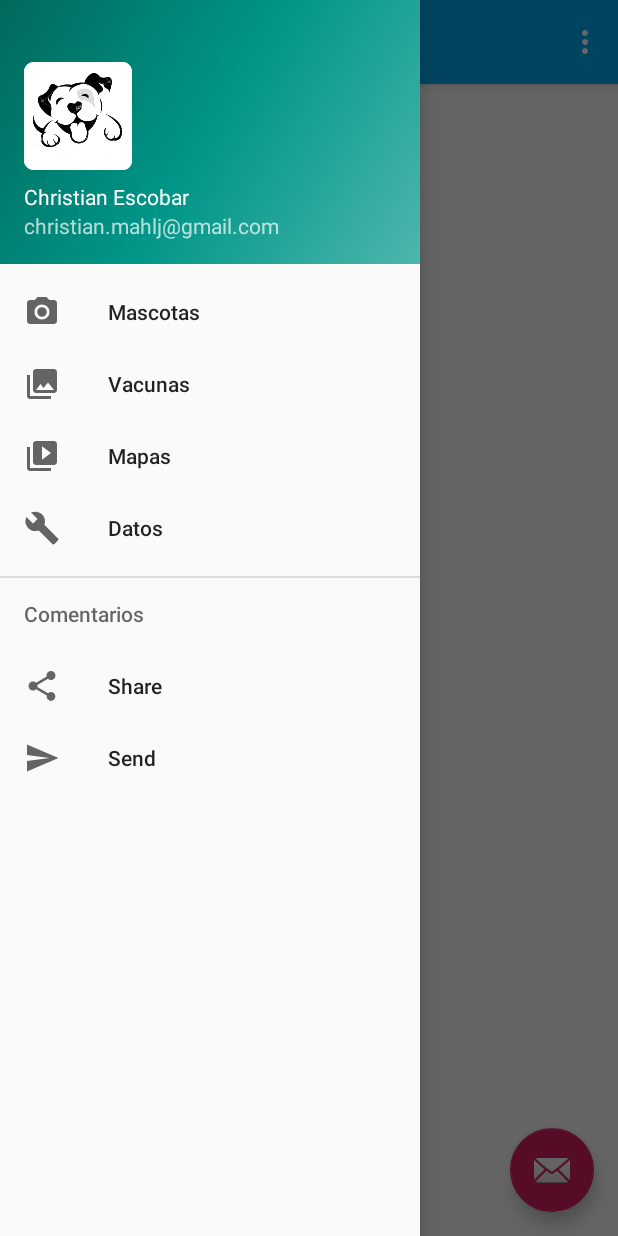
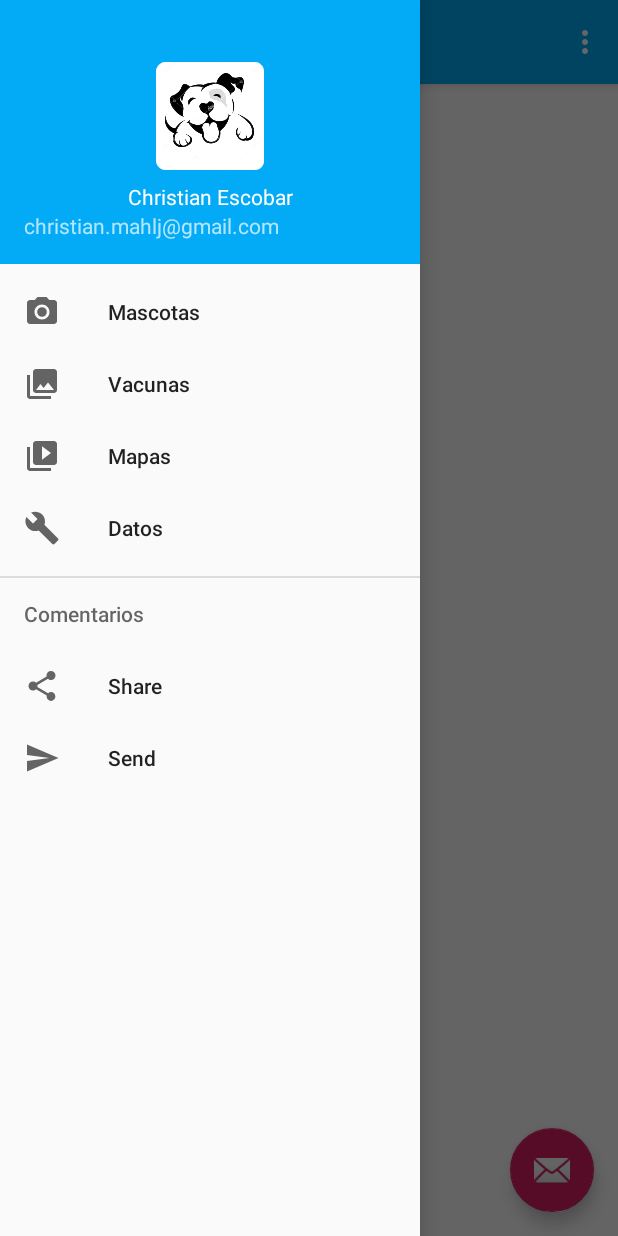
Before and after one commit to cesarbaldeon/Guau_Guau, an Android app: the MenuActivity screen opened directly, with no data from a screen before it, with the side drawer open, on a phone screen of 412 x 824 dp. Run offline under Robolectric (Android 15) with nearby library versions, the phone set to English and light mode, and no system bars.

Commit message:
Fondo Menu

```diff
--- a/app/src/main/AndroidManifest.xml
+++ b/app/src/main/AndroidManifest.xml
@@ -14,7 +14,7 @@
         android:theme="@style/AppTheme"
         android:usesCleartextTraffic="true">
         <activity android:name=".presentation.recuperaClave.view.RecuperaClave"></activity>
-        <activity android:name=".presentation.registrarce.view.Registrarce" />
+        <activity android:name=".presentation.registrarse.view.Registrarse" />
         <activity
             android:name=".presentation.menu.view.MenuActivity"
             android:label="@string/title_activity_menu"
--- a/app/src/main/java/pe/edu/cibertec/guauguau/presentation/login/view/LoginActivity.java
+++ b/app/src/main/java/pe/edu/cibertec/guauguau/presentation/login/view/LoginActivity.java
@@ -9,7 +9,6 @@ import android.widget.Button;
 import android.widget.CheckBox;
 import android.widget.CompoundButton;
 import android.widget.EditText;
-import android.widget.Switch;
 import android.widget.TextView;
 import android.widget.Toast;
 
@@ -28,8 +27,7 @@ import pe.edu.cibertec.guauguau.presentation.login.presenter.LoginPresenter;
 import pe.edu.cibertec.guauguau.presentation.main.view.MainActivity;
 import pe.edu.cibertec.guauguau.presentation.menu.view.MenuActivity;
 import pe.edu.cibertec.guauguau.presentation.recuperaClave.view.RecuperaClave;
-import pe.edu.cibertec.guauguau.presentation.registrarce.view.Registrarce;
-import pe.edu.cibertec.guauguau.presentation.splash.view.SplashActivity;
+import pe.edu.cibertec.guauguau.presentation.registrarse.view.Registrarse;
 
 public class LoginActivity extends AppCompatActivity implements ILoginContract.IView, View.OnClickListener, CompoundButton.OnCheckedChangeListener {
 
@@ -125,7 +123,7 @@ public class LoginActivity extends AppCompatActivity implements ILoginContract.I
                 }
                 break;
             case R.id.txtRegistrar:
-                Intent  intentRegistra= new Intent(LoginActivity.this, Registrarce.class);
+                Intent  intentRegistra= new Intent(LoginActivity.this, Registrarse.class);
                 startActivity(intentRegistra);
                 //finish();
                 break;
--- /dev/null
+++ b/app/src/main/java/pe/edu/cibertec/guauguau/presentation/menu/IMenuContract.java
@@ -0,0 +1,4 @@
+package pe.edu.cibertec.guauguau.presentation.menu;
+
+public interface IMenuContract {
+}
--- /dev/null
+++ b/app/src/main/java/pe/edu/cibertec/guauguau/presentation/menu/presenter/MenuPresenter.java
@@ -0,0 +1,4 @@
+package pe.edu.cibertec.guauguau.presentation.menu.presenter;
+
+public class MenuPresenter {
+}
--- a/app/src/main/java/pe/edu/cibertec/guauguau/presentation/registrarce/IRegistrarceContrac.java
+++ /dev/null
@@ -1,4 +0,0 @@
-package pe.edu.cibertec.guauguau.presentation.registrarce;
-
-public interface IRegistrarceContrac {
-}
--- a/app/src/main/java/pe/edu/cibertec/guauguau/presentation/registrarce/presenter/RegistrarcePresenter.java
+++ /dev/null
@@ -1,4 +0,0 @@
-package pe.edu.cibertec.guauguau.presentation.registrarce.presenter;
-
-public class RegistrarcePresenter {
-}
--- /dev/null
+++ b/app/src/main/java/pe/edu/cibertec/guauguau/presentation/registrarse/IRegistrarseContract.java
@@ -0,0 +1,4 @@
+package pe.edu.cibertec.guauguau.presentation.registrarse;
+
+public interface IRegistrarseContract {
+}
--- /dev/null
+++ b/app/src/main/java/pe/edu/cibertec/guauguau/presentation/registrarse/presenter/RegistrarsePresenter.java
@@ -0,0 +1,4 @@
+package pe.edu.cibertec.guauguau.presentation.registrarse.presenter;
+
+public class RegistrarsePresenter {
+}
--- a/app/src/main/java/pe/edu/cibertec/guauguau/presentation/registrarce/view/Registrarce.java
+++ b/app/src/main/java/pe/edu/cibertec/guauguau/presentation/registrarse/view/Registrarse.java
@@ -1,15 +1,15 @@
-package pe.edu.cibertec.guauguau.presentation.registrarce.view;
+package pe.edu.cibertec.guauguau.presentation.registrarse.view;
 
 import androidx.appcompat.app.AppCompatActivity;
 import android.os.Bundle;
 
 import pe.edu.cibertec.guauguau.R;
 
-public class Registrarce extends AppCompatActivity {
+public class Registrarse extends AppCompatActivity {
 
     @Override
     protected void onCreate(Bundle savedInstanceState) {
         super.onCreate(savedInstanceState);
-        setContentView(R.layout.activity_registrarce);
+        setContentView(R.layout.activity_registrarse);
     }
 }
--- a/app/src/main/res/layout/activity_login.xml
+++ b/app/src/main/res/layout/activity_login.xml
@@ -118,7 +118,7 @@
             android:autoLink="web"
             android:gravity="right"
             android:clickable="true"
-            android:text="Registrarce"
+            android:text="Registrarse"
             android:textColorLink="@color/design_default_color_primary" />
 
     </LinearLayout>
--- a/app/src/main/res/layout/activity_registrarce.xml
+++ b/app/src/main/res/layout/activity_registrarse.xml
@@ -7,7 +7,7 @@
     android:layout_gravity="center"
     android:orientation="vertical"
     android:layout_margin="40sp"
-    tools:context=".presentation.registrarce.view.Registrarce">
+    tools:context=".presentation.registrarse.view.Registrarse">
     <LinearLayout
         android:layout_width="wrap_content"
         android:layout_height="wrap_content"
--- a/app/src/main/res/layout/nav_header_menu.xml
+++ b/app/src/main/res/layout/nav_header_menu.xml
@@ -3,7 +3,7 @@
     xmlns:app="http://schemas.android.com/apk/res-auto"
     android:layout_width="match_parent"
     android:layout_height="@dimen/nav_header_height"
-    android:background="@drawable/side_nav_bar"
+    android:background="#03ABF7"
     android:gravity="bottom"
     android:orientation="vertical"
     android:paddingLeft="@dimen/activity_horizontal_margin"
@@ -16,6 +16,7 @@
         android:id="@+id/imageView"
         android:layout_width="wrap_content"
         android:layout_height="wrap_content"
+        android:layout_gravity="center"
         android:contentDescription="@string/nav_header_desc"
         android:paddingTop="@dimen/nav_header_vertical_spacing"
         app:srcCompat="@mipmap/ic_launcher_round" />
@@ -24,6 +25,7 @@
         android:layout_width="match_parent"
         android:layout_height="wrap_content"
         android:paddingTop="@dimen/nav_header_vertical_spacing"
+        android:textAlignment="center"
         android:text="@string/nav_header_title"
         android:textAppearance="@style/TextAppearance.AppCompat.Body1" />
 
```
